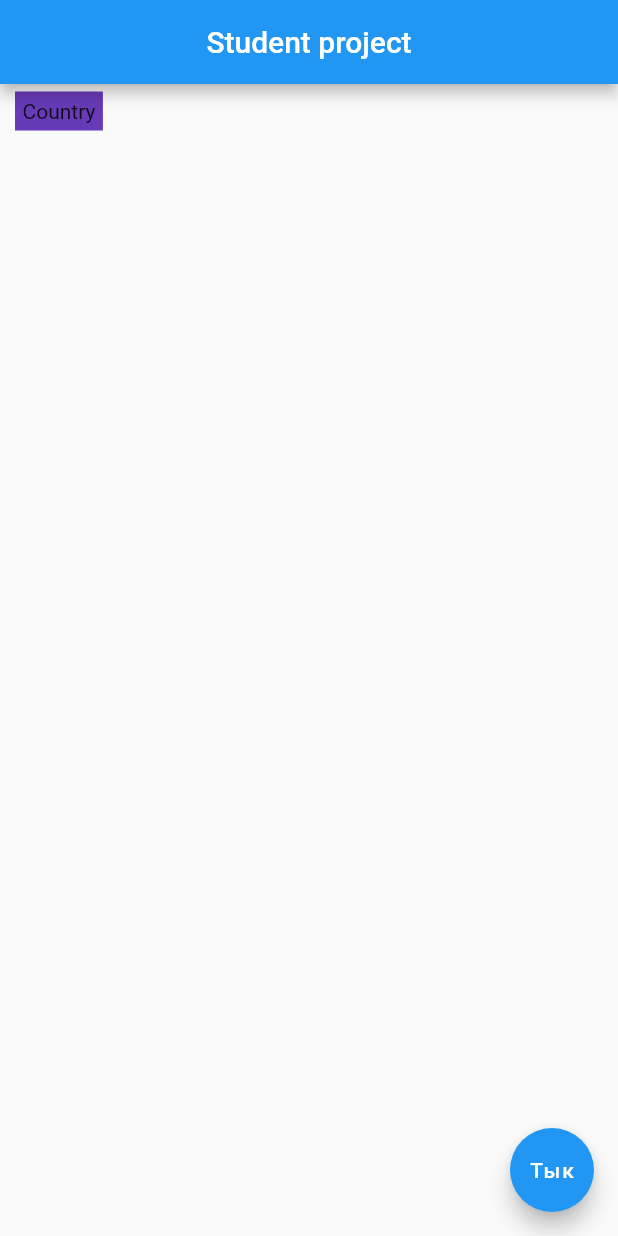
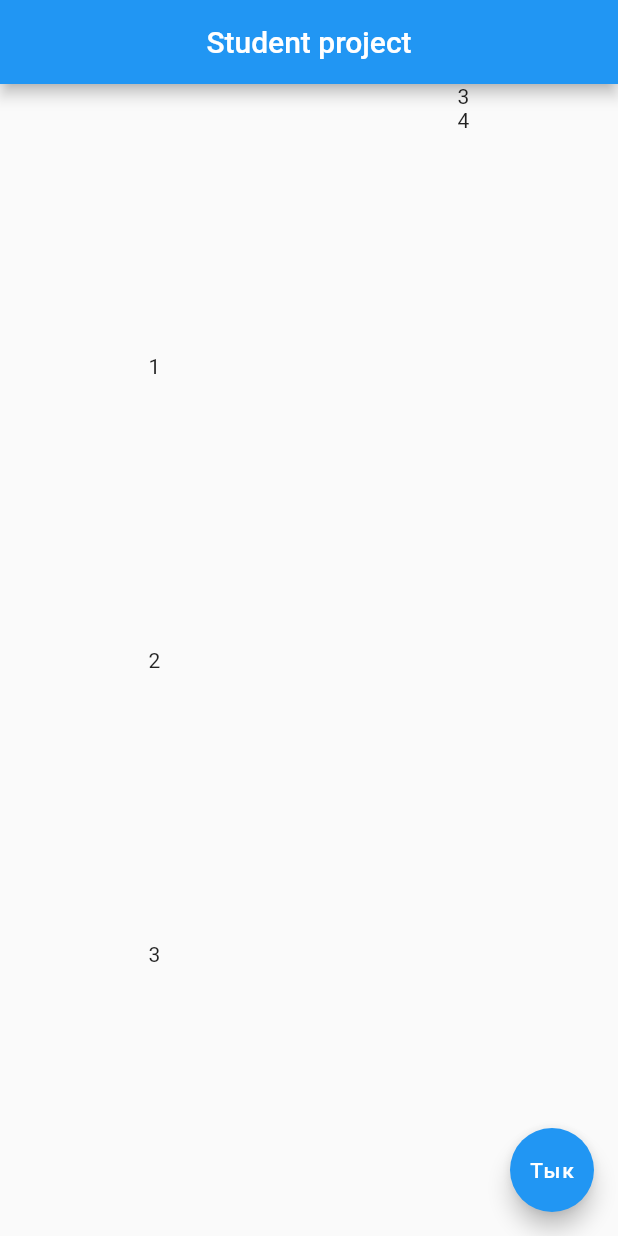
Before and after one commit to Andrei200123/student_project, a Flutter app: the screen it shows after launch, on a phone screen of 412 x 824 dp. Run offline on Flutter 3.47's test engine with Material 2 defaults, Android fonts, the phone set to English and light mode, and no system bars.

Commit message:
Поработал с сеткой

```diff
--- a/lib/main.dart
+++ b/lib/main.dart
@@ -13,13 +13,18 @@ class MyApp extends StatelessWidget {
           title: Text("Student project"),
           centerTitle: true,
         ),
-        body: Container(
-          child: Container(
-            color: Colors.deepPurple,
-            child: Text('Country'),
-            margin: EdgeInsets.symmetric(horizontal: 10, vertical: 5),
-            padding: EdgeInsets.all(5),
-          ),
+        body: Row(
+          mainAxisAlignment: MainAxisAlignment.spaceAround,
+          children: [
+            Column(
+              mainAxisAlignment: MainAxisAlignment.spaceEvenly,
+              crossAxisAlignment: CrossAxisAlignment.end,
+              children: [Text("1"), Text("2"), Text("3")],
+            ),
+            Column(
+              children: [Text("3"), Text("4")],
+            ),
+          ],
         ),
         floatingActionButton: FloatingActionButton(
           onPressed: () {
```
